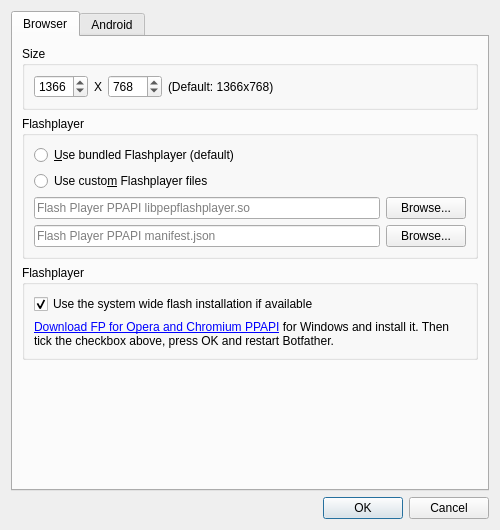
The window that botfather/gui/settingsdialog/settings_dialog.ui (botfatherio/botfather) describes before a commit, drawn with Qt 5.
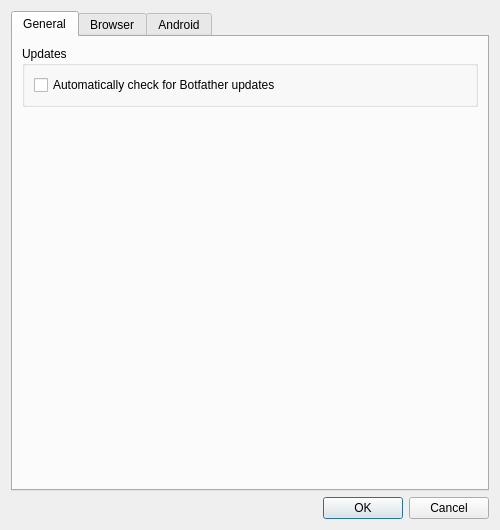
The same window after the commit. Icons and pictures are not drawn.

Commit message: Add auto. software update checks and related settings

Diff of the .ui file:
```diff
--- a/botfather/gui/settingsdialog/settings_dialog.ui
+++ b/botfather/gui/settingsdialog/settings_dialog.ui
@@ -23,6 +23,42 @@
      <property name="currentIndex">
       <number>0</number>
      </property>
+     <widget class="QWidget" name="tab_3">
+      <attribute name="title">
+       <string>General</string>
+      </attribute>
+      <layout class="QVBoxLayout" name="verticalLayout_8">
+       <item>
+        <widget class="QGroupBox" name="groupBox">
+         <property name="title">
+          <string>Updates</string>
+         </property>
+         <layout class="QVBoxLayout" name="verticalLayout_9">
+          <item>
+           <widget class="QCheckBox" name="check_for_updates">
+            <property name="text">
+             <string>Automatically check for Botfather updates</string>
+            </property>
+           </widget>
+          </item>
+         </layout>
+        </widget>
+       </item>
+       <item>
+        <spacer name="verticalSpacer_3">
+         <property name="orientation">
+          <enum>Qt::Vertical</enum>
+         </property>
+         <property name="sizeHint" stdset="0">
+          <size>
+           <width>20</width>
+           <height>40</height>
+          </size>
+         </property>
+        </spacer>
+       </item>
+      </layout>
+     </widget>
      <widget class="QWidget" name="tab">
       <attribute name="title">
        <string>Browser</string>
```
The commit also changes 3 other files.
